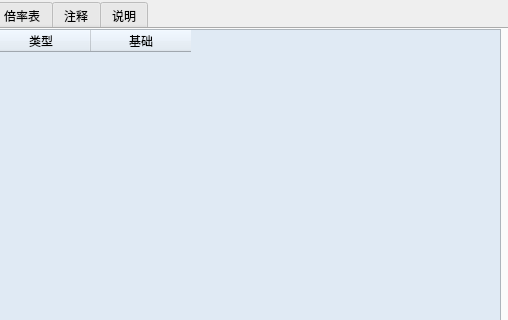
Above: data/ui/change_action.ui from gaofrank1986/gmi15 before the change; both pictures show x 212 to 720 and y 0 to 320 of the 720 by 490 pixel window. Below: the same form after it.
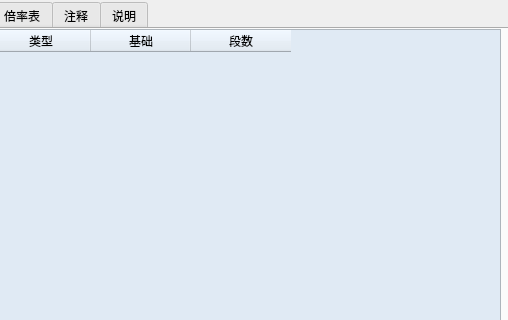
That is the form after the change. The open tabs and pages were chosen to show the change.

```diff
--- a/data/ui/change_action.ui
+++ b/data/ui/change_action.ui
@@ -402,6 +402,11 @@
        <string>基础</string>
       </property>
      </column>
+     <column>
+      <property name="text">
+       <string>段数</string>
+      </property>
+     </column>
     </widget>
    </widget>
    <widget class="QWidget" name="tab_5">
```
Left out of the diff: 2 changed lines with no effect on the pictures.
